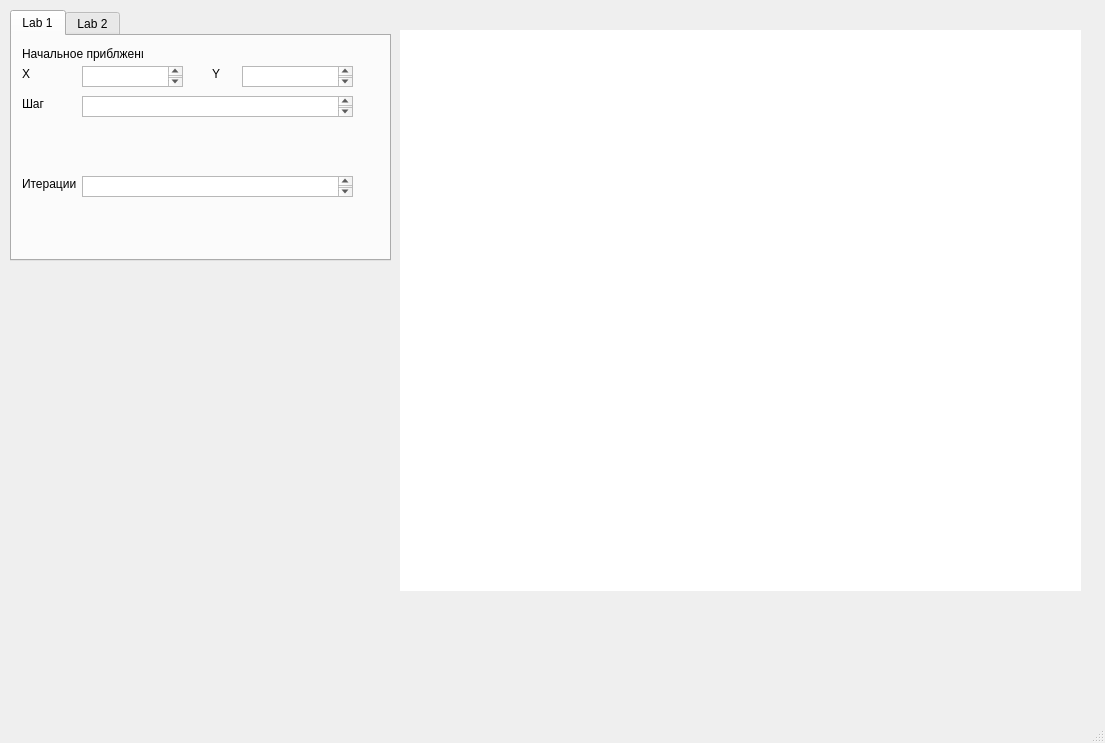
Before: the Qt Designer form ui/main_window.ui in S0larAna/OptimizationAlgorithms, drawn with Qt 5.
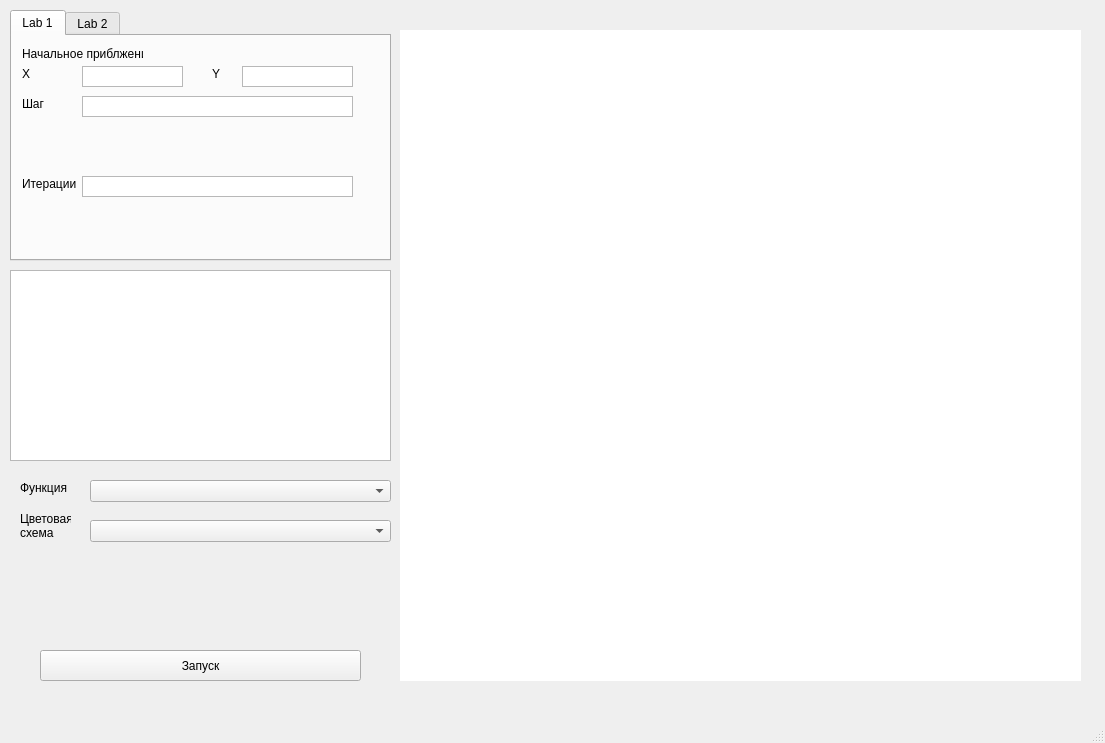
After: the same form once the commit is applied.

```diff
--- a/ui/main_window.ui
+++ b/ui/main_window.ui
@@ -20,7 +20,7 @@
       <x>400</x>
       <y>30</y>
       <width>681</width>
-      <height>561</height>
+      <height>651</height>
      </rect>
     </property>
     <property name="styleSheet">
@@ -65,6 +65,11 @@
         <height>21</height>
        </rect>
       </property>
+      <property name="font">
+       <font>
+        <pointsize>6</pointsize>
+       </font>
+      </property>
      </widget>
      <widget class="QLabel" name="label_2">
       <property name="geometry">
@@ -101,6 +106,11 @@
         <height>21</height>
        </rect>
       </property>
+      <property name="font">
+       <font>
+        <pointsize>6</pointsize>
+       </font>
+      </property>
      </widget>
      <widget class="QLabel" name="label_4">
       <property name="geometry">
@@ -124,6 +134,11 @@
         <height>21</height>
        </rect>
       </property>
+      <property name="font">
+       <font>
+        <pointsize>6</pointsize>
+       </font>
+      </property>
      </widget>
      <widget class="QLabel" name="label_5">
       <property name="geometry">
@@ -147,6 +162,11 @@
         <height>21</height>
        </rect>
       </property>
+      <property name="font">
+       <font>
+        <pointsize>6</pointsize>
+       </font>
+      </property>
      </widget>
     </widget>
     <widget class="QWidget" name="lab2Tab">
@@ -155,6 +175,81 @@
      </attribute>
     </widget>
    </widget>
+   <widget class="QPlainTextEdit" name="plainTextEdit">
+    <property name="geometry">
+     <rect>
+      <x>10</x>
+      <y>270</y>
+      <width>381</width>
+      <height>191</height>
+     </rect>
+    </property>
+   </widget>
+   <widget class="QPushButton" name="pushButton">
+    <property name="geometry">
+     <rect>
+      <x>40</x>
+      <y>650</y>
+      <width>321</width>
+      <height>31</height>
+     </rect>
+    </property>
+    <property name="text">
+     <string>Запуск</string>
+    </property>
+   </widget>
+   <widget class="QComboBox" name="comboBox">
+    <property name="geometry">
+     <rect>
+      <x>90</x>
+      <y>480</y>
+      <width>301</width>
+      <height>22</height>
+     </rect>
+    </property>
+   </widget>
+   <widget class="QLabel" name="label_6">
+    <property name="geometry">
+     <rect>
+      <x>20</x>
+      <y>480</y>
+      <width>121</width>
+      <height>16</height>
+     </rect>
+    </property>
+    <property name="text">
+     <string>Функция </string>
+    </property>
+   </widget>
+   <widget class="QLabel" name="label_7">
+    <property name="geometry">
+     <rect>
+      <x>20</x>
+      <y>510</y>
+      <width>51</width>
+      <height>31</height>
+     </rect>
+    </property>
+    <property name="text">
+     <string>Цветовая схема</string>
+    </property>
+    <property name="alignment">
+     <set>Qt::AlignLeading|Qt::AlignLeft|Qt::AlignVCenter</set>
+    </property>
+    <property name="wordWrap">
+     <bool>true</bool>
+    </property>
+   </widget>
+   <widget class="QComboBox" name="comboBox_2">
+    <property name="geometry">
+     <rect>
+      <x>90</x>
+      <y>520</y>
+      <width>301</width>
+      <height>22</height>
+     </rect>
+    </property>
+   </widget>
   </widget>
   <widget class="QMenuBar" name="menubar">
    <property name="geometry">
```
